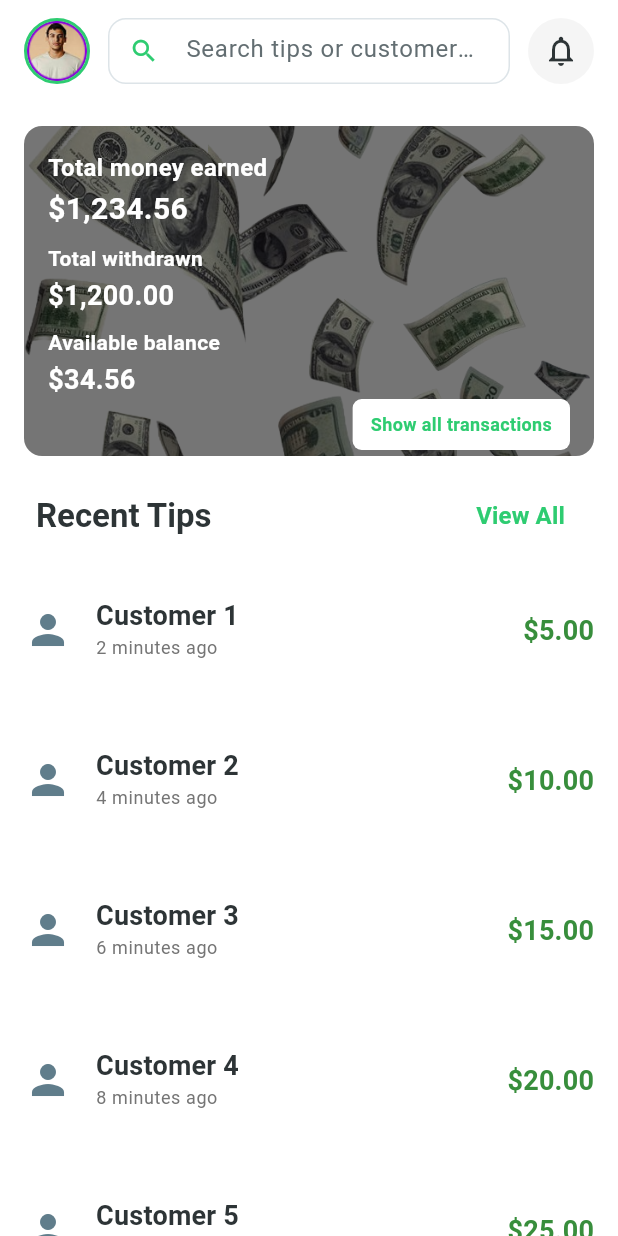
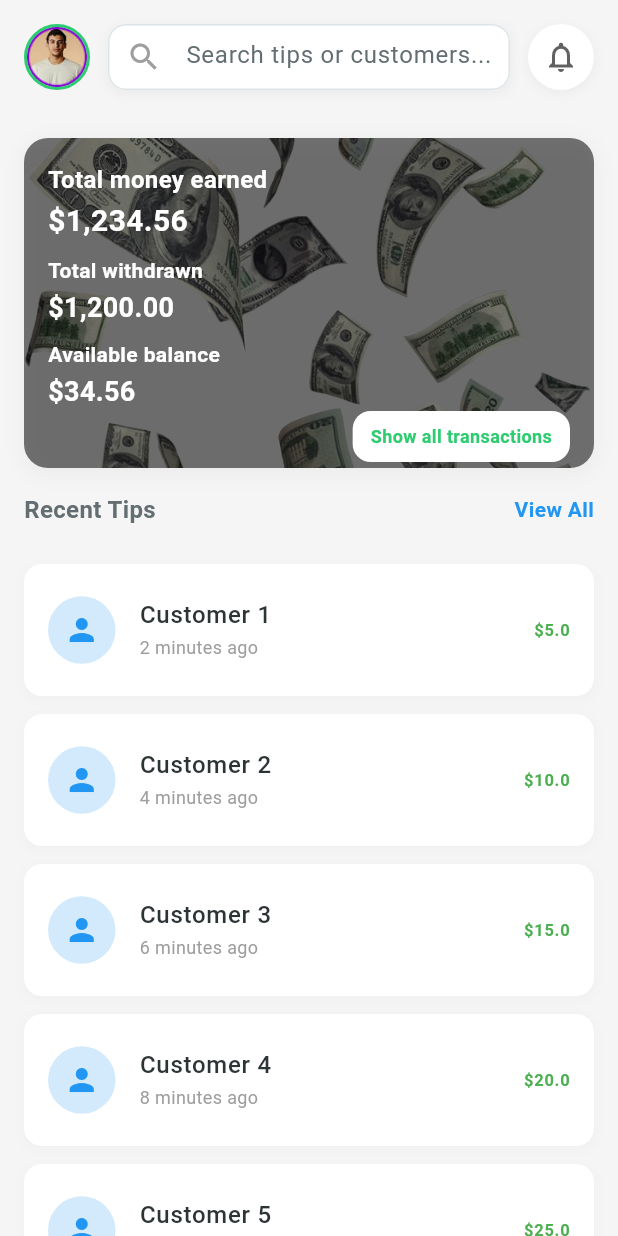
Before and after one commit to KALU56/Tipping_App, a Flutter app: the Home screen opened directly, on a phone screen of 412 x 824 dp. Run offline on Flutter 3.47's test engine with Material 3 defaults, Android fonts, the light colour scheme and no system bars; our stand-ins replace flutter_svg.

Commit message:
feat:modfy folder starcter

```diff
--- a/tip_employee/lib/src/features/home/home.dart
+++ b/tip_employee/lib/src/features/home/home.dart
@@ -1,13 +1,13 @@
+// lib/src/features/home/home.dart
 import 'package:flutter/material.dart';
 import 'package:tip_employee/src/app/routes/app_routes.dart';
 import 'package:tip_employee/src/app/themes/app_theme.dart';
 
-import 'package:tip_employee/src/features/home/presentation/components/recent_tips_list.dart';
-
-part './presentation/screens/promotional_banner.dart';
-part './presentation/screens/recent_tip_header.dart';
-part './presentation/screens/hearder_row.dart';
 part './presentation/screens/home_screen.dart';
+part './presentation/components/promotional_banner.dart';
+part './presentation/components/recent_tips_header.dart';
+part './presentation/components/header_row.dart';
+part './presentation/components/recent_tips_list.dart';
 
 class Home extends StatefulWidget {
   const Home({super.key});
--- a/tip_employee/lib/src/features/home/presentation/screens/hearder_row.dart
+++ b/tip_employee/lib/src/features/home/presentation/components/header_row.dart
@@ -1,5 +1,5 @@
+// lib/src/features/home/presentation/components/header_row.dart
 part of '../../home.dart';
-
 
 class _HeaderRow extends StatelessWidget {
   const _HeaderRow();
@@ -7,18 +7,17 @@ class _HeaderRow extends StatelessWidget {
   @override
   Widget build(BuildContext context) {
     return Padding(
-      padding: const EdgeInsets.symmetric(horizontal: 16.0, vertical: 12),
+      padding: const EdgeInsets.all(16),
       child: Row(
         children: [
-          // Avatar with border - fixed height container (now clickable)
+          // Avatar with border
           GestureDetector(
             onTap: () {
-              // Navigate to settings page
               Navigator.pushNamed(context, AppRoutes.settings);
             },
             child: Container(
-              height: 44, // Fixed height to match other elements
-              width: 44, // Fixed width to make it square
+              width: 44,
+              height: 44,
               decoration: BoxDecoration(
                 shape: BoxShape.circle,
                 border: Border.all(
@@ -34,13 +33,21 @@ class _HeaderRow extends StatelessWidget {
           ),
           const SizedBox(width: 12),
 
-          // Search box - with consistent background color
+          // Search box
           Expanded(
             child: Container(
-              height: 44, // Fixed height to match avatar and notification
+              height: 44,
               decoration: BoxDecoration(
-                color: Colors.grey[100], // Light background color
+                color: Colors.white,
                 borderRadius: BorderRadius.circular(12),
+                boxShadow: [
+                  BoxShadow(
+                    color: Colors.grey.withOpacity(0.1),
+                    spreadRadius: 1,
+                    blurRadius: 5,
+                    offset: const Offset(0, 2),
+                  )
+                ],
               ),
               child: const TextField(
                 decoration: InputDecoration(
@@ -48,13 +55,9 @@ class _HeaderRow extends StatelessWidget {
                   border: InputBorder.none,
                   prefixIcon: Icon(
                     Icons.search,
-                    color: AppTheme.primaryColor,
-                    size: 20,
+                    color: Colors.grey,
                   ),
-                  contentPadding: EdgeInsets.symmetric(
-                    vertical: 12,
-                    horizontal: 16,
-                  ),
+                  contentPadding: EdgeInsets.symmetric(vertical: 12),
                 ),
               ),
             ),
@@ -62,21 +65,28 @@ class _HeaderRow extends StatelessWidget {
 
           const SizedBox(width: 12),
 
-          // Notification icon - in a container with same background color
+          // Notification icon
           Container(
-            height: 44, // Fixed height to match other elements
-            width: 44, // Fixed width to make it square
+            width: 44,
+            height: 44,
             decoration: BoxDecoration(
+              color: Colors.white,
               shape: BoxShape.circle,
-              color: Colors.grey[100], // Same background as search bar
+              boxShadow: [
+                BoxShadow(
+                  color: Colors.grey.withOpacity(0.1),
+                  spreadRadius: 1,
+                  blurRadius: 5,
+                  offset: const Offset(0, 2),
+                )
+              ],
             ),
             child: IconButton(
               icon: Icon(
                 Icons.notifications_none,
-                color: AppTheme.textPrimary,
+                color: Colors.grey[700],
                 size: 24,
               ),
-              padding: EdgeInsets.zero, // Remove default padding
               onPressed: () {},
             ),
           ),
--- a/tip_employee/lib/src/features/home/presentation/screens/promotional_banner.dart
+++ b/tip_employee/lib/src/features/home/presentation/components/promotional_banner.dart
@@ -1,3 +1,4 @@
+// lib/src/features/home/presentation/components/promotional_banner.dart
 part of '../../home.dart';
 
 class _PromotionalBanner extends StatelessWidget {
@@ -7,25 +8,32 @@ class _PromotionalBanner extends StatelessWidget {
   Widget build(BuildContext context) {
     return Container(
       width: double.infinity,
-      height: 220, // Increased height to accommodate additional content
+      height: 220,
       margin: const EdgeInsets.all(16),
       decoration: BoxDecoration(
-        borderRadius: BorderRadius.circular(12),
+        borderRadius: BorderRadius.circular(16),
         image: const DecorationImage(
           image: AssetImage('assets/images/birr.png'),
           fit: BoxFit.cover,
           colorFilter: ColorFilter.mode(
-            Colors.black54, // Dark overlay to improve text visibility
+            Colors.black54,
             BlendMode.darken,
           ),
         ),
+        boxShadow: [
+          BoxShadow(
+            color: Colors.grey.withOpacity(0.1),
+            spreadRadius: 2,
+            blurRadius: 10,
+            offset: const Offset(0, 3),
+          )
+        ],
       ),
       child: Padding(
         padding: const EdgeInsets.all(16),
         child: Column(
           crossAxisAlignment: CrossAxisAlignment.start,
           children: [
-            // Financial information section
             Column(
               crossAxisAlignment: CrossAxisAlignment.start,
               children: [
@@ -82,15 +90,14 @@ class _PromotionalBanner extends StatelessWidget {
               ],
             ),
 
-            const Spacer(), // Pushes the button to the bottom
-            // Right-aligned button
+            const Spacer(),
             Align(
               alignment: Alignment.centerRight,
               child: Container(
                 padding: const EdgeInsets.symmetric(horizontal: 12, vertical: 8),
                 decoration: BoxDecoration(
                   color: Colors.white,
-                  borderRadius: BorderRadius.circular(6),
+                  borderRadius: BorderRadius.circular(12),
                 ),
                 child: Text(
                   'Show all transactions',
--- /dev/null
+++ b/tip_employee/lib/src/features/home/presentation/components/recent_tips_header.dart
@@ -0,0 +1,29 @@
+// lib/src/features/home/presentation/components/recent_tips_header.dart
+part of '../../home.dart';
+
+class _RecentTipsHeader extends StatelessWidget {
+  const _RecentTipsHeader();
+
+  @override
+  Widget build(BuildContext context) {
+    return const Padding(
+      padding: EdgeInsets.symmetric(horizontal: 16),
+      child: Row(
+        mainAxisAlignment: MainAxisAlignment.spaceBetween,
+        children: [
+          Text(
+            'Recent Tips',
+            style: TextStyle(fontWeight: FontWeight.bold, fontSize: 16),
+          ),
+          Text(
+            'View All',
+            style: TextStyle(
+              color: Colors.blue,
+              fontWeight: FontWeight.w600,
+            ),
+          ),
+        ],
+      ),
+    );
+  }
+}
--- a/tip_employee/lib/src/features/home/presentation/components/recent_tips_list.dart
+++ b/tip_employee/lib/src/features/home/presentation/components/recent_tips_list.dart
@@ -1,38 +1,57 @@
-import 'package:flutter/material.dart';
+// lib/src/features/home/presentation/components/recent_tips_list.dart
+part of '../../home.dart';
 
 class RecentTipsList extends StatelessWidget {
   const RecentTipsList({super.key});
 
   @override
   Widget build(BuildContext context) {
-    return ListView.separated(
-      physics: const NeverScrollableScrollPhysics(),
-      shrinkWrap: true,
+    return ListView.builder(
+      padding: const EdgeInsets.all(16),
       itemCount: 5,
-      separatorBuilder: (context, index) => const SizedBox(height: 12), // space between tiles
       itemBuilder: (context, index) {
-        return ListTile(
-          contentPadding: const EdgeInsets.symmetric(horizontal: 16, vertical: 8), // padding inside each tile
-          leading: const Icon(
-            Icons.person, // Flutter icon instead of avatar
-            size: 32,
-            color: Colors.blueGrey,
+        final amount = (index + 1) * 5.0;
+        final minutesAgo = (index + 1) * 2;
+
+        return Container(
+          margin: const EdgeInsets.only(bottom: 12),
+          decoration: BoxDecoration(
+            color: Colors.white,
+            borderRadius: BorderRadius.circular(12),
+            boxShadow: [
+              BoxShadow(
+                color: Colors.grey.withOpacity(0.05),
+                spreadRadius: 1,
+                blurRadius: 5,
+                offset: const Offset(0, 2),
+              )
+            ],
+          ),
+          child: ListTile(
+            contentPadding: const EdgeInsets.symmetric(horizontal: 16, vertical: 8),
+            leading: Container(
+              width: 45,
+              height: 45,
+              decoration: BoxDecoration(
+                color: Colors.blue.withOpacity(0.2),
+                shape: BoxShape.circle,
+              ),
+              child: const Icon(Icons.person, color: Colors.blue),
             ),
             title: Text(
               'Customer ${index + 1}',
-            style: Theme.of(context).textTheme.titleMedium,
+              style: const TextStyle(fontWeight: FontWeight.w500)
             ),
             subtitle: Text(
-            '${(index + 1) * 2} minutes ago',
-            style: Theme.of(context).textTheme.bodySmall?.copyWith(
-                  color: Colors.grey[600],
-                ),
+              '$minutesAgo minutes ago',
+              style: const TextStyle(fontSize: 12, color: Colors.grey)
             ),
             trailing: Text(
-            '\$${(index + 1) * 5}.00',
-            style: Theme.of(context).textTheme.titleMedium?.copyWith(
+              '\$$amount',
+              style: const TextStyle(
                 fontWeight: FontWeight.bold,
-                  color: Colors.green[700],
+                color: Colors.green,
+              ),
             ),
           ),
         );
--- a/tip_employee/lib/src/features/home/presentation/screens/home_screen.dart
+++ b/tip_employee/lib/src/features/home/presentation/screens/home_screen.dart
@@ -1,10 +1,11 @@
+// lib/src/features/home/presentation/screens/home_screen.dart
+part of '../../home.dart';
 
-part of '../../home.dart';
 class _HomeState extends State<Home> {
-
   @override
   Widget build(BuildContext context) {
     return Scaffold(
+      backgroundColor: Colors.grey[100],
       body: SafeArea(
         child: Column(
           children: [
--- a/tip_employee/lib/src/features/home/presentation/screens/recent_tip_header.dart
+++ /dev/null
@@ -1,34 +0,0 @@
-part of '../../home.dart';
-
-
-class _RecentTipsHeader extends StatelessWidget {
-  const _RecentTipsHeader();
-
-  @override
-  Widget build(BuildContext context) {
-    return Padding(
-      padding: const EdgeInsets.symmetric(horizontal: 24.0),
-      child: Row(
-        mainAxisAlignment: MainAxisAlignment.spaceBetween,
-        children: [
-          Text(
-            'Recent Tips',
-            style: Theme.of(context).textTheme.titleLarge?.copyWith(
-                  fontWeight: FontWeight.bold,
-                ),
-          ),
-          TextButton(
-            onPressed: () {},
-            child: Text(
-              'View All',
-              style: TextStyle(
-                color: AppTheme.primaryColor,
-                fontWeight: FontWeight.w600,
-              ),
-            ),
-          ),
-        ],
-      ),
-    );
-  }
-}
--- a/tip_employee/lib/src/features/transactions/presentation/screens/transaction_history_screen.dart
+++ b/tip_employee/lib/src/features/transactions/presentation/screens/transaction_history_screen.dart
@@ -8,17 +8,17 @@ class _TransactionState extends State<TransactionHistoryScreen> {
   // Sample transaction data
   final List<TransactionModel> _transactions = [
     TransactionModel(
-      title: 'Grocery Shopping',
+      title: 'cbe ',
       amount: -85.30,
       date: 'Today, 10:30 AM',
-      icon: Icons.shopping_cart,
-      color: Colors.orange,
+      icon: Icons.person,
+      color: Colors.green,
     ),
     TransactionModel(
-      title: 'Salary Deposit',
+      title: 'telebirr',
       amount: 2500.00,
       date: 'Today, 9:15 AM',
-      icon: Icons.account_balance,
+      icon: Icons.person,
       color: Colors.green,
     ),
     // … other transactions
--- /dev/null
+++ b/tip_employee/lib/src/features/withdraw/presentation/screens/with dar.dart
@@ -0,0 +1,19 @@
+import 'package:flutter/material.dart';
+
+class withDraw extends StatefulWidget {
+  const withDraw({super.key});
+
+  @override
+  State<withDraw> createState() => _withDrawState();
+}
+
+class _withDrawState extends State<withDraw> {
+  @override
+  Widget build(BuildContext context) {
+    return Scaffold(
+      body: Scaffold(
+
+      ),
+    );
+  }
+}
```
Also changed, not shown: tip_employee/lib/src/features/withdraw/presentation/widgets/amount_input.dart (deleted), tip_employee/lib/src/features/withdraw/presentation/widgets/payment_method_dropdown.dart (deleted), 1 other file. Lines whose indentation alone changed are shown as unchanged.
